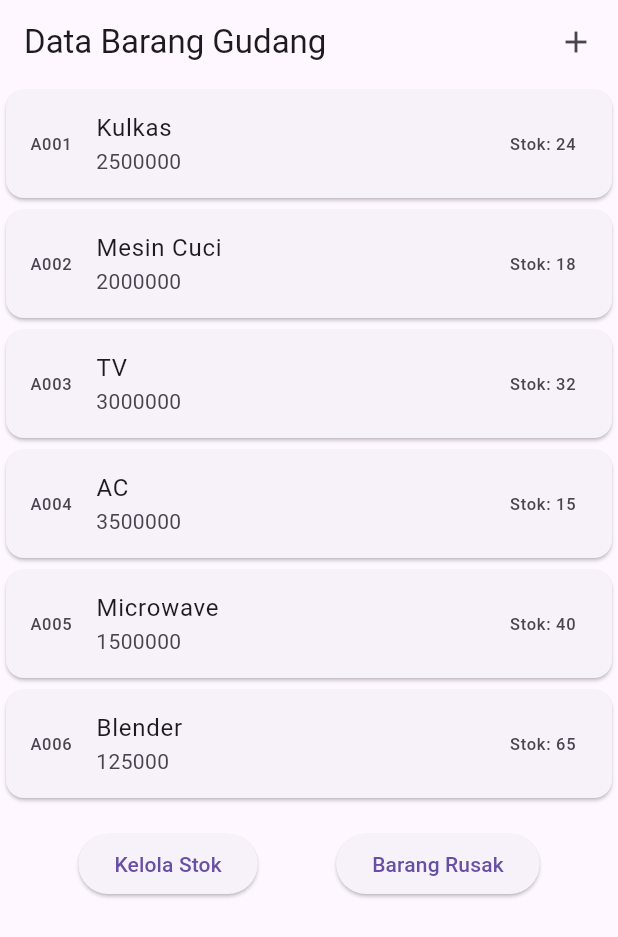
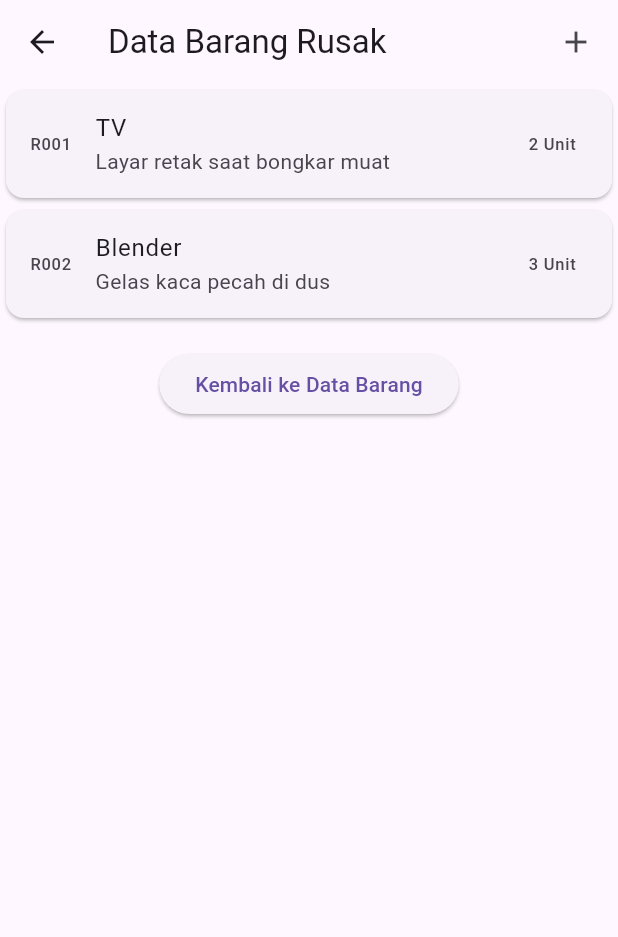
Before and after one commit to aryawp0203/flutter_pmo_2026, a Flutter app: the screen it shows after launch, after a tap on "Barang Rusak", on a phone screen of 412 x 824 dp. Shown: the top 937 px of the screen. Run offline on Flutter 3.47's test engine with Material 3 defaults, Android fonts, the phone set to English and light mode, and no system bars.

Commit message:
add kelola barang rusak (barang_rusak, barang_rusak_form, barang_rusak_detail)

```diff
--- a/lib/ui/barang_page.dart
+++ b/lib/ui/barang_page.dart
@@ -1,6 +1,7 @@
 import 'package:flutter/material.dart';
 import 'package:flutter_pmo_2026/ui/barang_detail.dart';
 import 'package:flutter_pmo_2026/ui/barang_form.dart';
+import 'package:flutter_pmo_2026/ui/barang_rusak.dart';
 import 'package:flutter_pmo_2026/ui/kelola_stok.dart';
 
 class BarangPage extends StatefulWidget {
@@ -51,7 +52,7 @@ class _BarangPageState extends State<BarangPage> {
               ),
               ElevatedButton(
                 onPressed: () {
-                  // Navigator.push(context, MaterialPageRoute(builder: (context) => const BarangRusakPage()));
+                  Navigator.push(context, MaterialPageRoute(builder: (context) => const BarangRusakPage()));
                 },
                 child: const Text('Barang Rusak'),
               ),
--- /dev/null
+++ b/lib/ui/barang_rusak.dart
@@ -0,0 +1,98 @@
+import 'package:flutter/material.dart';
+import 'barang_rusak_form.dart';
+import 'barang_rusak_detail.dart';
+
+class BarangRusakPage extends StatefulWidget {
+  const BarangRusakPage({super.key});
+
+  @override
+  State<BarangRusakPage> createState() => _BarangRusakPageState();
+}
+
+class _BarangRusakPageState extends State<BarangRusakPage> {
+  @override
+  Widget build(BuildContext context) {
+    return Scaffold(
+      appBar: AppBar(
+        title: const Text('Data Barang Rusak'),
+        actions: [
+          GestureDetector(
+            child: const Padding(
+              padding: EdgeInsets.all(16.0),
+              child: Icon(Icons.add),
+            ),
+            onTap: () {
+              Navigator.push(
+                context,
+                MaterialPageRoute(builder: (context) => const BarangRusakForm()),
+              );
+            },
+          )
+        ],
+      ),
+      body: ListView(
+        children: [
+          const ItemBarangRusak(
+            kodeRusak: "R001",
+            namaBarang: "TV",
+            jumlah: 2,
+            keterangan: "Layar retak saat bongkar muat",
+          ),
+          const ItemBarangRusak(
+            kodeRusak: "R002",
+            namaBarang: "Blender",
+            jumlah: 3,
+            keterangan: "Gelas kaca pecah di dus",
+          ),
+          const SizedBox(height: 16),
+          Center(
+            child: ElevatedButton(
+              onPressed: () => Navigator.pop(context),
+              child: const Text('Kembali ke Data Barang'),
+            ),
+          ),
+        ],
+      ),
+    );
+  }
+}
+
+class ItemBarangRusak extends StatelessWidget {
+  final String? kodeRusak;
+  final String? namaBarang;
+  final int? jumlah;
+  final String? keterangan;
+
+  const ItemBarangRusak({
+    super.key,
+    this.kodeRusak,
+    this.namaBarang,
+    this.jumlah,
+    this.keterangan,
+  });
+
+  @override
+  Widget build(BuildContext context) {
+    return Card(
+      child: ListTile(
+        leading: Text(kodeRusak.toString()),
+        title: Text(namaBarang.toString()),
+        subtitle: Text(keterangan.toString()),
+        trailing: Text("$jumlah Unit"),
+        onTap: () {
+          Navigator.push(
+            context,
+            MaterialPageRoute(
+              builder: (context) => BarangRusakDetail(
+                kodeRusak: kodeRusak,
+                namaBarang: namaBarang,
+                jumlah: jumlah,
+                keterangan: keterangan,
+              ),
+            ),
+          );
+        },
+      ),
+    );
+  }
+}
```
Also changed, not shown: lib/ui/barang_rusak_detail.dart (added, +52 -0 lines), lib/ui/barang_rusak_form.dart (added, +63 -0 lines).
